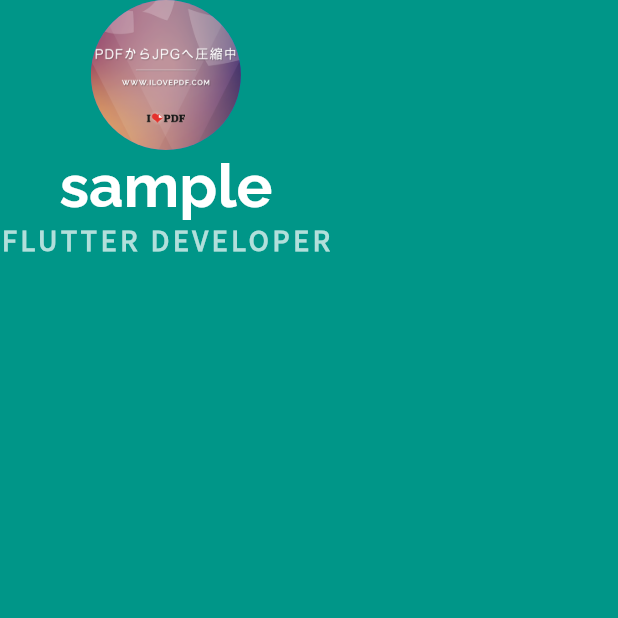
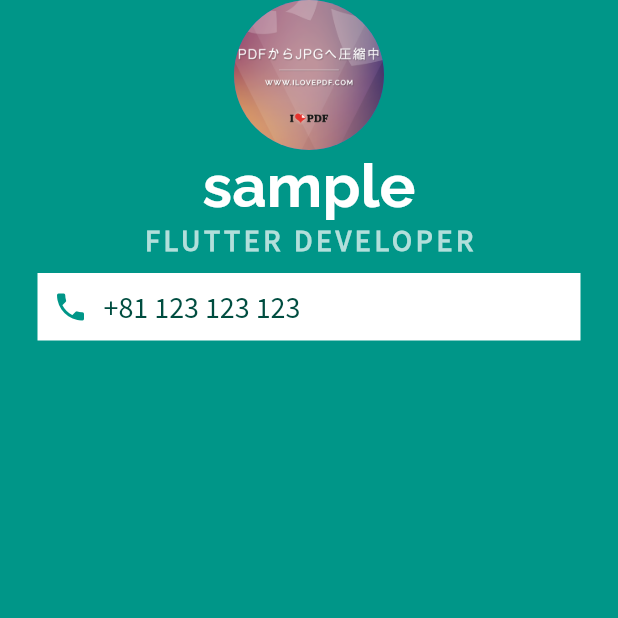
Before and after one commit to 11mrhappy/u_flutter_y, a Flutter app: the screen it shows after launch, on a phone screen of 412 x 824 dp, the top half of it. Run offline on Flutter 3.47's test engine with Material 2 defaults, Android fonts, the phone set to English and light mode, and no system bars.

Commit message:
edgeinsets for container

```diff
--- a/lib/main.dart
+++ b/lib/main.dart
@@ -10,7 +10,7 @@ class MyApp extends StatelessWidget {
     return MaterialApp(
       home: Scaffold(
         backgroundColor: Colors.teal,
-        body: SafeArea(
+        body: SafeArea( //6
           child: Column(
             children: [
               CircleAvatar(
@@ -36,6 +36,30 @@ class MyApp extends StatelessWidget {
                   fontWeight: FontWeight.bold,
                 ),
               ),
+              Container(
+                padding: EdgeInsets.all(10.0),  //7
+                color: Colors.white,
+                margin: EdgeInsets.symmetric(vertical: 10.0, horizontal: 25.0), //8
+                child: Row(
+                  children: [
+                    Icon(
+                      Icons.phone,
+                      color: Colors.teal,
+                    ),
+                    SizedBox(
+                      width: 10.0,
+                    ),
+                    Text(
+                      '+81 123 123 123',
+                      style: TextStyle(
+                        color: Colors.teal.shade900,
+                        fontFamily: 'Source Sans Pro',
+                        fontSize: 20.0,
+                      ),
+                    ),
+                  ],
+                ),
+              )
             ],
           ),
         ),
@@ -44,8 +68,19 @@ class MyApp extends StatelessWidget {
   }
 }
 
+//Rowは        子要素を横に並べたい場合に使用する。子要素はchildrenに複数のwidgetをarrayとして定義できる
+//Columnは     子要素を縦に並べたい場合に使用する。Rowと同じく子要素はchildren・・
+//Centerは     子要素の横または縦を真ん中に位置させる。
+//  子要素がRowなら縦に対して真ん中で横に寄っている。Columnなら横に対しては真ん中だが縦が上に寄っている
+//Containerは  子のサイズやpaddingやmarginなどの設定ができる。
+//SizedBoxは   指定されたサイズの箱を作れる。プロパティはwidth、height, child。
+
 //1 radiusは大きさの指定
 //2 imageの設定はyamlからassetsで指定する。AssetImage('パス')で指定する
 //3 style内でfontFamilyを指定することでフォント変更可能
 //4 colorのオプションでshade数字 を追加すると色が透けるようになる
 //5 letterSpacing は文字の間隔を設定する
+//6 SafeAreaウィジェットは、iPhoneX系のノッチなど端末固有のレイアウト調整を不要にするwidget。
+//7 EdgeInsets.allでmarginやpaddingの全方向一定の指定、.onlyで指定した方向に設定できる
+//8 symmetricは上下だけ、左右だけを同じに指定したいときに使う。verticalは上下の値、horizontalは左右の値を指定する。
+//  ちなみにEdgeInsetsには.fromLTRBもあり、leftからbottomまで細かく指定できる
```
